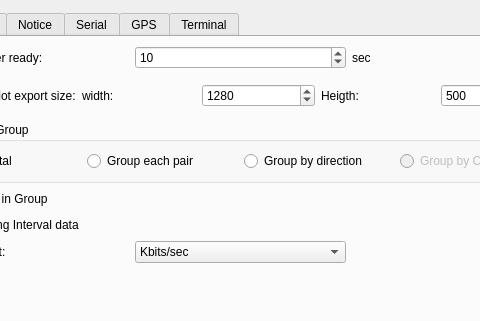
Old version of the form qiperfc/src/dlgoption.ui in the repository coolshou/qiperf; both pictures show x 104 to 584 and y 0 to 321 of the 689 by 403 pixel window.
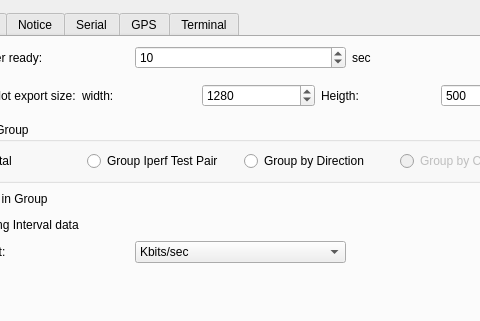
New version of the form. Icons and pictures are not drawn.

Commit message: update group setting

```diff
--- a/qiperfc/src/dlgoption.ui
+++ b/qiperfc/src/dlgoption.ui
@@ -205,7 +205,7 @@
           <item>
            <widget class="QRadioButton" name="rbTPGroupEach">
             <property name="text">
-             <string>Group each pair</string>
+             <string>Group Iperf Test Pair</string>
             </property>
            </widget>
           </item>
@@ -215,7 +215,7 @@
              <bool>true</bool>
             </property>
             <property name="text">
-             <string>Group by direction</string>
+             <string>Group by Direction</string>
             </property>
            </widget>
           </item>
```
The commit also changes 4 other files.
